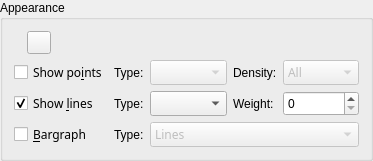
Above: src/widgets/curveappearance.ui from Kst-plot/kst before the change. Below: the same form after it.
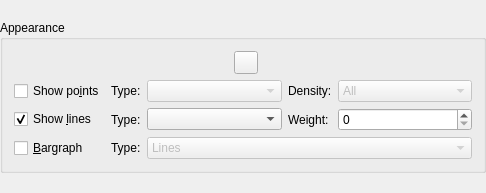
That is the form after the change. Custom widgets are drawn as their Qt base class.

Diff of the .ui file:
```diff
--- a/src/widgets/curveappearance.ui
+++ b/src/widgets/curveappearance.ui
@@ -5,27 +5,21 @@
    <rect>
     <x>0</x>
     <y>0</y>
-    <width>373</width>
-    <height>148</height>
+    <width>486</width>
+    <height>193</height>
    </rect>
   </property>
   <property name="sizePolicy" >
-   <sizepolicy vsizetype="Minimum" hsizetype="Minimum" >
+   <sizepolicy vsizetype="Fixed" hsizetype="Minimum" >
     <horstretch>0</horstretch>
     <verstretch>0</verstretch>
    </sizepolicy>
   </property>
   <layout class="QVBoxLayout" >
-   <property name="leftMargin" >
+   <property name="spacing" >
     <number>0</number>
    </property>
-   <property name="topMargin" >
-    <number>0</number>
-   </property>
-   <property name="rightMargin" >
-    <number>0</number>
-   </property>
-   <property name="bottomMargin" >
+   <property name="margin" >
     <number>0</number>
    </property>
    <item>
@@ -36,19 +30,22 @@
        <verstretch>0</verstretch>
       </sizepolicy>
      </property>
-     <property name="whatsThis" >
-      <string>Reset the dialog to reflect labels currently displayed on plot.</string>
+     <property name="font" >
+      <font>
+       <weight>50</weight>
+       <bold>false</bold>
+      </font>
      </property>
      <property name="title" >
       <string>Appearance</string>
      </property>
-     <layout class="QGridLayout" >
+     <layout class="QGridLayout" name="_2" >
       <item row="0" column="0" colspan="7" >
        <layout class="QHBoxLayout" >
         <item>
          <widget class="QLabel" name="_label" >
           <property name="sizePolicy" >
-           <sizepolicy vsizetype="Preferred" hsizetype="Fixed" >
+           <sizepolicy vsizetype="Preferred" hsizetype="MinimumExpanding" >
             <horstretch>0</horstretch>
             <verstretch>0</verstretch>
            </sizepolicy>
@@ -85,7 +82,7 @@
           <property name="sizeType" >
            <enum>QSizePolicy::Expanding</enum>
           </property>
-          <property name="sizeHint" >
+          <property name="sizeHint" stdset="0" >
            <size>
             <width>30</width>
             <height>21</height>
@@ -103,17 +100,6 @@
           <verstretch>0</verstretch>
          </sizepolicy>
         </property>
-        <property name="font" >
-         <font>
-          <family>Sans Serif</family>
-          <pointsize>9</pointsize>
-          <weight>50</weight>
-          <italic>false</italic>
-          <bold>false</bold>
-          <underline>false</underline>
-          <strikeout>false</strikeout>
-         </font>
-        </property>
         <property name="whatsThis" >
          <string>Check this to cause the selected points to be drawn at each data point.</string>
         </property>
@@ -152,17 +138,6 @@
           <verstretch>0</verstretch>
          </sizepolicy>
         </property>
-        <property name="font" >
-         <font>
-          <family>Sans Serif</family>
-          <pointsize>9</pointsize>
-          <weight>50</weight>
-          <italic>false</italic>
-          <bold>false</bold>
-          <underline>false</underline>
-          <strikeout>false</strikeout>
-         </font>
-        </property>
         <property name="toolTip" >
          <string>Point Type</string>
         </property>
@@ -201,17 +176,6 @@
           <verstretch>0</verstretch>
          </sizepolicy>
         </property>
-        <property name="font" >
-         <font>
-          <family>Sans Serif</family>
-          <pointsize>9</pointsize>
-          <weight>50</weight>
-          <italic>false</italic>
-          <bold>false</bold>
-          <underline>false</underline>
-          <strikeout>false</strikeout>
-         </font>
-        </property>
         <property name="toolTip" >
          <string>Point Type</string>
         </property>
@@ -248,17 +212,6 @@
           <verstretch>0</verstretch>
          </sizepolicy>
         </property>
-        <property name="font" >
-         <font>
-          <family>Sans Serif</family>
-          <pointsize>9</pointsize>
-          <weight>50</weight>
-          <italic>false</italic>
-          <bold>false</bold>
-          <underline>false</underline>
-          <strikeout>false</strikeout>
-         </font>
-        </property>
         <property name="whatsThis" >
          <string>Check this to cause lines to be drawn between data points.</string>
         </property>
@@ -297,17 +250,6 @@
           <verstretch>0</verstretch>
          </sizepolicy>
         </property>
-        <property name="font" >
-         <font>
-          <family>Sans Serif</family>
-          <pointsize>9</pointsize>
-          <weight>50</weight>
-          <italic>false</italic>
-          <bold>false</bold>
-          <underline>false</underline>
-          <strikeout>false</strikeout>
-         </font>
-        </property>
         <property name="toolTip" >
          <string>Line Type</string>
         </property>
@@ -338,17 +280,11 @@
       <item row="2" column="6" >
        <widget class="QSpinBox" name="_spinBoxLineWidth" >
         <property name="sizePolicy" >
-         <sizepolicy vsizetype="MinimumExpanding" hsizetype="Minimum" >
+         <sizepolicy vsizetype="Fixed" hsizetype="MinimumExpanding" >
           <horstretch>0</horstretch>
           <verstretch>0</verstretch>
          </sizepolicy>
         </property>
-        <property name="minimumSize" >
-         <size>
-          <width>45</width>
-          <height>0</height>
-         </size>
-        </property>
         <property name="toolTip" >
          <string>Line Width</string>
         </property>
@@ -368,17 +304,6 @@
           <verstretch>0</verstretch>
          </sizepolicy>
         </property>
-        <property name="font" >
-         <font>
-          <family>Sans Serif</family>
-          <pointsize>9</pointsize>
-          <weight>50</weight>
-          <italic>false</italic>
-          <bold>false</bold>
-          <underline>false</underline>
-          <strikeout>false</strikeout>
-         </font>
-        </property>
         <property name="whatsThis" >
          <string>Check this to cause lines to be drawn between data points.</string>
         </property>
@@ -420,17 +345,6 @@
           <verstretch>0</verstretch>
          </sizepolicy>
         </property>
-        <property name="font" >
-         <font>
-          <family>Sans Serif</family>
-          <pointsize>9</pointsize>
-          <weight>50</weight>
-          <italic>false</italic>
-          <bold>false</bold>
-          <underline>false</underline>
-          <strikeout>false</strikeout>
-         </font>
-        </property>
         <property name="toolTip" >
          <string>Line Type</string>
         </property>
```
